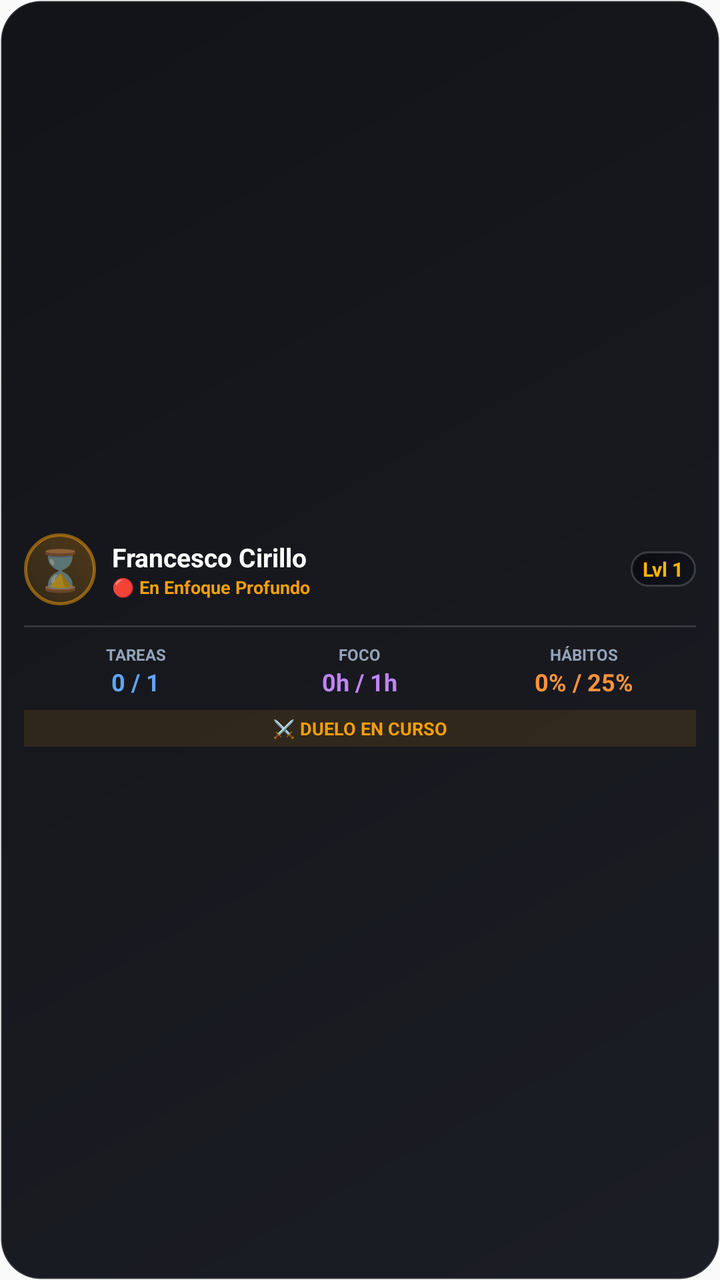
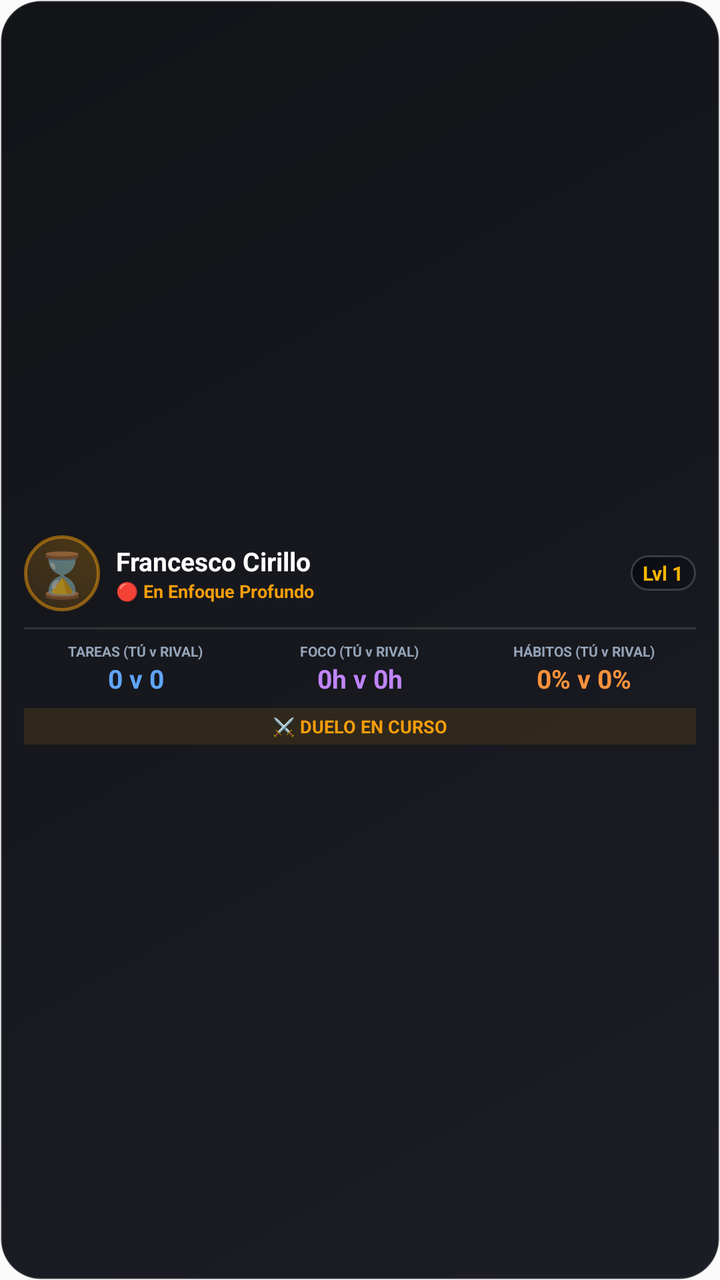

Before-and-after screenshots of an Android layout around one commit, followed by the original layout XML and the change that was made.
<!-- AndroidManifest.xml: application theme AppTheme -->
<!-- res/layout/widget_rivals.xml -->
<?xml version="1.0" encoding="utf-8"?>
<RelativeLayout xmlns:android="http://schemas.android.com/apk/res/android"
    android:id="@+id/rivals_widget_root"
    android:layout_width="match_parent"
    android:layout_height="match_parent"
    android:background="@drawable/widget_glass_bg"
    android:padding="12dp">

    
    <LinearLayout
        android:id="@+id/rivals_content_container"
        android:layout_width="match_parent"
        android:layout_height="match_parent"
        android:orientation="vertical"
        android:gravity="center_vertical">

        
        <LinearLayout
            android:layout_width="match_parent"
            android:layout_height="wrap_content"
            android:orientation="horizontal"
            android:gravity="center_vertical"
            android:paddingBottom="6dp">

            
            <TextView
                android:id="@+id/rival_avatar_text"
                android:layout_width="36dp"
                android:layout_height="36dp"
                android:background="@drawable/widget_avatar_bg"
                android:gravity="center"
                android:text="⌛"
                android:textSize="20sp" />

            <LinearLayout
                android:layout_width="0dp"
                android:layout_height="wrap_content"
                android:layout_weight="1"
                android:orientation="vertical"
                android:paddingStart="8dp"
                android:paddingEnd="4dp">

                <TextView
                    android:id="@+id/rival_name_text"
                    android:layout_width="wrap_content"
                    android:layout_height="wrap_content"
                    android:text="Francesco Cirillo"
                    android:textColor="#FFFFFF"
                    android:textSize="13sp"
                    android:textStyle="bold"
                    android:maxLines="1"
                    android:ellipsize="end" />

                <TextView
                    android:id="@+id/rival_activity_text"
                    android:layout_width="wrap_content"
                    android:layout_height="wrap_content"
                    android:text="🔴 En Enfoque Profundo"
                    android:textColor="#F59E0B"
                    android:textSize="9sp"
                    android:textStyle="bold"
                    android:maxLines="1"
                    android:ellipsize="end" />
            </LinearLayout>

            
            <TextView
                android:id="@+id/rival_level_badge"
                android:layout_width="wrap_content"
                android:layout_height="wrap_content"
                android:background="@drawable/widget_glass_bg"
                android:paddingLeft="6dp"
                android:paddingRight="6dp"
                android:paddingTop="2dp"
                android:paddingBottom="2dp"
                android:text="Lvl 1"
                android:textColor="#FFB703"
                android:textSize="10sp"
                android:textStyle="bold" />
        </LinearLayout>

        
        <FrameLayout
            android:layout_width="match_parent"
            android:layout_height="1dp"
            android:background="#22FFFFFF"
            android:layout_marginTop="4dp"
            android:layout_marginBottom="4dp" />

        
        <LinearLayout
            android:id="@+id/rivals_stats_row"
            android:layout_width="match_parent"
            android:layout_height="wrap_content"
            android:orientation="horizontal"
            android:weightSum="3"
            android:paddingTop="4dp">

            
            <LinearLayout
                android:layout_width="0dp"
                android:layout_height="wrap_content"
                android:layout_weight="1"
                android:orientation="vertical"
                android:gravity="center">

                <TextView
                    android:layout_width="wrap_content"
                    android:layout_height="wrap_content"
                    android:text="TAREAS"
                    android:textColor="#94A3B8"
                    android:textSize="8sp"
                    android:textStyle="bold" />

                <TextView
                    android:id="@+id/rivals_tasks_val"
                    android:layout_width="wrap_content"
                    android:layout_height="wrap_content"
                    android:text="0 / 1"
                    android:textColor="#60A5FA"
                    android:textSize="12sp"
                    android:textStyle="bold" />
            </LinearLayout>

            
            <LinearLayout
                android:layout_width="0dp"
                android:layout_height="wrap_content"
                android:layout_weight="1"
                android:orientation="vertical"
                android:gravity="center">

                <TextView
                    android:layout_width="wrap_content"
                    android:layout_height="wrap_content"
                    android:text="FOCO"
                    android:textColor="#94A3B8"
                    android:textSize="8sp"
                    android:textStyle="bold" />

                <TextView
                    android:id="@+id/rivals_focus_val"
                    android:layout_width="wrap_content"
                    android:layout_height="wrap_content"
                    android:text="0h / 1h"
                    android:textColor="#C084FC"
                    android:textSize="12sp"
                    android:textStyle="bold" />
            </LinearLayout>

            
            <LinearLayout
                android:layout_width="0dp"
                android:layout_height="wrap_content"
                android:layout_weight="1"
                android:orientation="vertical"
                android:gravity="center">

                <TextView
                    android:layout_width="wrap_content"
                    android:layout_height="wrap_content"
                    android:text="HÁBITOS"
                    android:textColor="#94A3B8"
                    android:textSize="8sp"
                    android:textStyle="bold" />

                <TextView
                    android:id="@+id/rivals_habits_val"
                    android:layout_width="wrap_content"
                    android:layout_height="wrap_content"
                    android:text="0% / 25%"
                    android:textColor="#FB923C"
                    android:textSize="12sp"
                    android:textStyle="bold" />
            </LinearLayout>
        </LinearLayout>

        
        <TextView
            android:id="@+id/rivals_status_banner"
            android:layout_width="match_parent"
            android:layout_height="wrap_content"
            android:layout_marginTop="6dp"
            android:background="#1DF59E0B"
            android:gravity="center"
            android:paddingTop="3dp"
            android:paddingBottom="3dp"
            android:text="⚔️ DUELO EN CURSO"
            android:textColor="#F59E0B"
            android:textSize="9sp"
            android:textStyle="bold" />
    </LinearLayout>

</RelativeLayout>
<!-- resources referenced by this layout -->
<resources>
  <!-- drawable widget_avatar_bg (drawable) -->
  <?xml version="1.0" encoding="utf-8"?>
  <shape xmlns:android="http://schemas.android.com/apk/res/android"
      android:shape="oval">
      <gradient
          android:angle="45"
          android:startColor="#20F59E0B"
          android:endColor="#40F59E0B"
          android:type="linear" />
      <stroke
          android:width="1.5dp"
          android:color="#80F59E0B" />
  </shape>
  <!-- drawable widget_glass_bg (drawable) -->
  <?xml version="1.0" encoding="utf-8"?>
  <shape xmlns:android="http://schemas.android.com/apk/res/android"
      android:shape="rectangle">
      <gradient
          android:angle="135"
          android:startColor="#F512141C"
          android:endColor="#F5090A0E"
          android:type="linear" />
      <corners android:radius="20dp" />
      <stroke
          android:width="1dp"
          android:color="#2AFFFFFF" />
  </shape>
  <style name="AppTheme" parent="Theme.AppCompat.Light.DarkActionBar">
          
          <item name="colorPrimary">@color/colorPrimary</item>
          <item name="colorPrimaryDark">@color/colorPrimaryDark</item>
          <item name="colorAccent">@color/colorAccent</item>
      </style>
</resources>

<!-- the commit's change to res/layout/widget_rivals.xml (unified diff, before → after) -->
@@ -4,63 +4,194 @@
     android:layout_width="match_parent"
     android:layout_height="match_parent"
     android:background="@drawable/widget_glass_bg"
-    android:padding="12dp">
+    android:padding="8dp">
 
     
     <LinearLayout
-        android:id="@+id/rivals_content_container"
+        android:id="@+id/rivals_layout_1x1"
         android:layout_width="match_parent"
         android:layout_height="match_parent"
+        android:gravity="center"
         android:orientation="vertical"
-        android:gravity="center_vertical">
+        android:visibility="gone">
+
+        <TextView
+            android:id="@+id/rival_avatar_1x1"
+            android:layout_width="32dp"
+            android:layout_height="32dp"
+            android:background="@drawable/widget_avatar_bg"
+            android:gravity="center"
+            android:text="⌛"
+            android:textSize="18sp" />
+
+        <TextView
+            android:id="@+id/rival_name_1x1"
+            android:layout_width="wrap_content"
+            android:layout_height="wrap_content"
+            android:layout_marginTop="2dp"
+            android:ellipsize="end"
+            android:maxLines="1"
+            android:text="Rival"
+            android:textColor="#FFFFFF"
+            android:textSize="11sp"
+            android:textStyle="bold" />
+
+        <TextView
+            android:id="@+id/rivals_stats_1x1"
+            android:layout_width="wrap_content"
+            android:layout_height="wrap_content"
+            android:layout_marginTop="2dp"
+            android:text="T: 0 v 0"
+            android:textColor="#60A5FA"
+            android:textSize="9sp"
+            android:textStyle="bold" />
+
+        <TextView
+            android:id="@+id/rivals_status_1x1"
+            android:layout_width="wrap_content"
+            android:layout_height="wrap_content"
+            android:layout_marginTop="2dp"
+            android:text="⚔️ En Duelo"
+            android:textColor="#F59E0B"
+            android:textSize="8sp"
+            android:textStyle="bold" />
+    </LinearLayout>
+
+    
+    <LinearLayout
+        android:id="@+id/rivals_layout_horizontal"
+        android:layout_width="match_parent"
+        android:layout_height="match_parent"
+        android:gravity="center_vertical"
+        android:orientation="horizontal"
+        android:paddingLeft="4dp"
+        android:paddingRight="4dp"
+        android:visibility="gone">
+
+        <TextView
+            android:id="@+id/rival_avatar_horiz"
+            android:layout_width="36dp"
+            android:layout_height="36dp"
+            android:background="@drawable/widget_avatar_bg"
+            android:gravity="center"
+            android:text="⌛"
+            android:textSize="20sp" />
+
+        <LinearLayout
+            android:layout_width="0dp"
+            android:layout_height="wrap_content"
+            android:layout_weight="1"
+            android:orientation="vertical"
+            android:paddingLeft="6dp"
+            android:paddingRight="6dp">
+
+            <TextView
+                android:id="@+id/rival_name_horiz"
+                android:layout_width="wrap_content"
+                android:layout_height="wrap_content"
+                android:ellipsize="end"
+                android:maxLines="1"
+                android:text="Francesco Cirillo"
+                android:textColor="#FFFFFF"
+                android:textSize="12sp"
+                android:textStyle="bold" />
+
+            <TextView
+                android:id="@+id/rival_activity_horiz"
+                android:layout_width="wrap_content"
+                android:layout_height="wrap_content"
+                android:ellipsize="end"
+                android:maxLines="1"
+                android:text="🔴 En Enfoque Profundo"
+                android:textColor="#F59E0B"
+                android:textSize="8sp" />
+        </LinearLayout>
+
+        <LinearLayout
+            android:layout_width="wrap_content"
+            android:layout_height="wrap_content"
+            android:gravity="end"
+            android:orientation="vertical">
+
+            <TextView
+                android:id="@+id/rivals_stats_horiz"
+                android:layout_width="wrap_content"
+                android:layout_height="wrap_content"
+                android:text="T: 0 v 0 | F: 0h v 0h"
+                android:textColor="#60A5FA"
+                android:textSize="10sp"
+                android:textStyle="bold" />
+
+            <TextView
+                android:id="@+id/rivals_status_horiz"
+                android:layout_width="wrap_content"
+                android:layout_height="wrap_content"
+                android:layout_marginTop="2dp"
+                android:text="⚔️ DUELO EN CURSO"
+                android:textColor="#F59E0B"
+                android:textSize="8sp"
+                android:textStyle="bold" />
+        </LinearLayout>
+    </LinearLayout>
+
+    
+    <LinearLayout
+        android:id="@+id/rivals_layout_full"
+        android:layout_width="match_parent"
+        android:layout_height="match_parent"
+        android:gravity="center_vertical"
+        android:orientation="vertical"
+        android:paddingLeft="4dp"
+        android:paddingRight="4dp"
+        android:visibility="visible">
 
         
         <LinearLayout
             android:layout_width="match_parent"
             android:layout_height="wrap_content"
+            android:gravity="center_vertical"
             android:orientation="horizontal"
-            android:gravity="center_vertical"
-            android:paddingBottom="6dp">
+            android:paddingBottom="4dp">
 
             
             <TextView
                 android:id="@+id/rival_avatar_text"
-                android:layout_width="36dp"
-                android:layout_height="36dp"
+                android:layout_width="38dp"
+                android:layout_height="38dp"
                 android:background="@drawable/widget_avatar_bg"
                 android:gravity="center"
                 android:text="⌛"
-                android:textSize="20sp" />
+                android:textSize="22sp" />
 
             <LinearLayout
                 android:layout_width="0dp"
                 android:layout_height="wrap_content"
                 android:layout_weight="1"
                 android:orientation="vertical"
-                android:paddingStart="8dp"
-                android:paddingEnd="4dp">
+                android:paddingLeft="8dp"
+                android:paddingRight="4dp">
 
                 <TextView
                     android:id="@+id/rival_name_text"
                     android:layout_width="wrap_content"
                     android:layout_height="wrap_content"
+                    android:ellipsize="end"
+                    android:maxLines="1"
                     android:text="Francesco Cirillo"
                     android:textColor="#FFFFFF"
                     android:textSize="13sp"
-                    android:textStyle="bold"
+                    android:textStyle="bold" />
+
+                <TextView
+                    android:id="@+id/rival_activity_text"
+                    android:layout_width="wrap_content"
+                    android:layout_height="wrap_content"
+                    android:ellipsize="end"
                     android:maxLines="1"
-                    android:ellipsize="end" />
-
-                <TextView
-                    android:id="@+id/rival_activity_text"
-                    android:layout_width="wrap_content"
-                    android:layout_height="wrap_content"
                     android:text="🔴 En Enfoque Profundo"
                     android:textColor="#F59E0B"
                     android:textSize="9sp"
-                    android:textStyle="bold"
-                    android:maxLines="1"
-                    android:ellipsize="end" />
+                    android:textStyle="bold" />
             </LinearLayout>
 
             
@@ -83,9 +214,9 @@
         <FrameLayout
             android:layout_width="match_parent"
             android:layout_height="1dp"
-            android:background="#22FFFFFF"
             android:layout_marginTop="4dp"
-            android:layout_marginBottom="4dp" />
+            android:layout_marginBottom="4dp"
+            android:background="#22FFFFFF" />
 
         
         <LinearLayout
@@ -93,32 +224,32 @@
             android:layout_width="match_parent"
             android:layout_height="wrap_content"
             android:orientation="horizontal"
-            android:weightSum="3"
-            android:paddingTop="4dp">
+            android:paddingTop="2dp"
+            android:weightSum="3">
 
             
             <LinearLayout
                 android:layout_width="0dp"
                 android:layout_height="wrap_content"
                 android:layout_weight="1"
-                android:orientation="vertical"
-                android:gravity="center">
-
-                <TextView
-                    android:layout_width="wrap_content"
-                    android:layout_height="wrap_content"
-                    android:text="TAREAS"
+                android:gravity="center"
+                android:orientation="vertical">
+
+                <TextView
+                    android:layout_width="wrap_content"
+                    android:layout_height="wrap_content"
+                    android:text="TAREAS (TÚ v RIVAL)"
                     android:textColor="#94A3B8"
-                    android:textSize="8sp"
+                    android:textSize="7sp"
                     android:textStyle="bold" />
 
                 <TextView
                     android:id="@+id/rivals_tasks_val"
                     android:layout_width="wrap_content"
                     android:layout_height="wrap_content"
-                    android:text="0 / 1"
+                    android:text="0 v 0"
                     android:textColor="#60A5FA"
-                    android:textSize="12sp"
+                    android:textSize="13sp"
                     android:textStyle="bold" />
             </LinearLayout>
 
@@ -127,24 +258,24 @@
                 android:layout_width="0dp"
                 android:layout_height="wrap_content"
                 android:layout_weight="1"
-                android:orientation="vertical"
-                android:gravity="center">
-
-                <TextView
-                    android:layout_width="wrap_content"
-                    android:layout_height="wrap_content"
-                    android:text="FOCO"
+                android:gravity="center"
+                android:orientation="vertical">
+
+                <TextView
+                    android:layout_width="wrap_content"
+                    android:layout_height="wrap_content"
+                    android:text="FOCO (TÚ v RIVAL)"
                     android:textColor="#94A3B8"
-                    android:textSize="8sp"
+                    android:textSize="7sp"
                     android:textStyle="bold" />
 
                 <TextView
                     android:id="@+id/rivals_focus_val"
                     android:layout_width="wrap_content"
                     android:layout_height="wrap_content"
-                    android:text="0h / 1h"
+                    android:text="0h v 0h"
                     android:textColor="#C084FC"
-                    android:textSize="12sp"
+                    android:textSize="13sp"
                     android:textStyle="bold" />
             </LinearLayout>
 
@@ -153,24 +284,24 @@
                 android:layout_width="0dp"
                 android:layout_height="wrap_content"
                 android:layout_weight="1"
-                android:orientation="vertical"
-                android:gravity="center">
-
-                <TextView
-                    android:layout_width="wrap_content"
-                    android:layout_height="wrap_content"
-                    android:text="HÁBITOS"
+                android:gravity="center"
+                android:orientation="vertical">
+
+                <TextView
+                    android:layout_width="wrap_content"
+                    android:layout_height="wrap_content"
+                    android:text="HÁBITOS (TÚ v RIVAL)"
                     android:textColor="#94A3B8"
-                    android:textSize="8sp"
+                    android:textSize="7sp"
                     android:textStyle="bold" />
 
                 <TextView
                     android:id="@+id/rivals_habits_val"
                     android:layout_width="wrap_content"
                     android:layout_height="wrap_content"
-                    android:text="0% / 25%"
+                    android:text="0% v 0%"
                     android:textColor="#FB923C"
-                    android:textSize="12sp"
+                    android:textSize="13sp"
                     android:textStyle="bold" />
             </LinearLayout>
         </LinearLayout>
